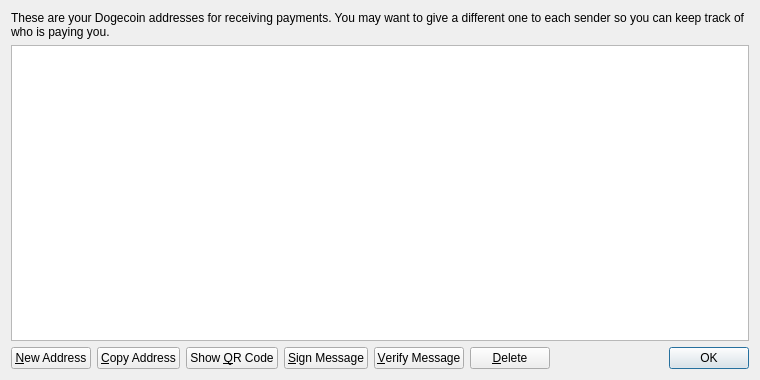
sithcoin-/sithcoin, file src/qt/forms/addressbookpage.ui: the form before one commit.
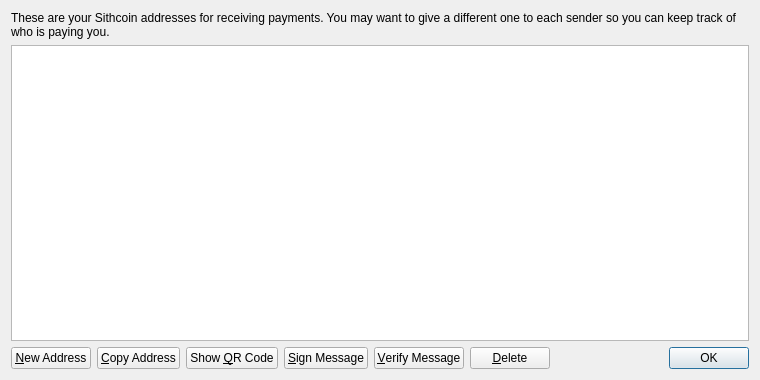
The form after the commit. Icons and pictures are not drawn.

Patch:
```diff
--- a/src/qt/forms/addressbookpage.ui
+++ b/src/qt/forms/addressbookpage.ui
@@ -17,7 +17,7 @@
    <item>
     <widget class="QLabel" name="labelExplanation">
      <property name="text">
-      <string>These are your Dogecoin addresses for receiving payments. You may want to give a different one to each sender so you can keep track of who is paying you.</string>
+      <string>These are your Sithcoin addresses for receiving payments. You may want to give a different one to each sender so you can keep track of who is paying you.</string>
      </property>
      <property name="textFormat">
       <enum>Qt::PlainText</enum>
```
Left out of the diff: 4 changed lines with no effect on the pictures.
